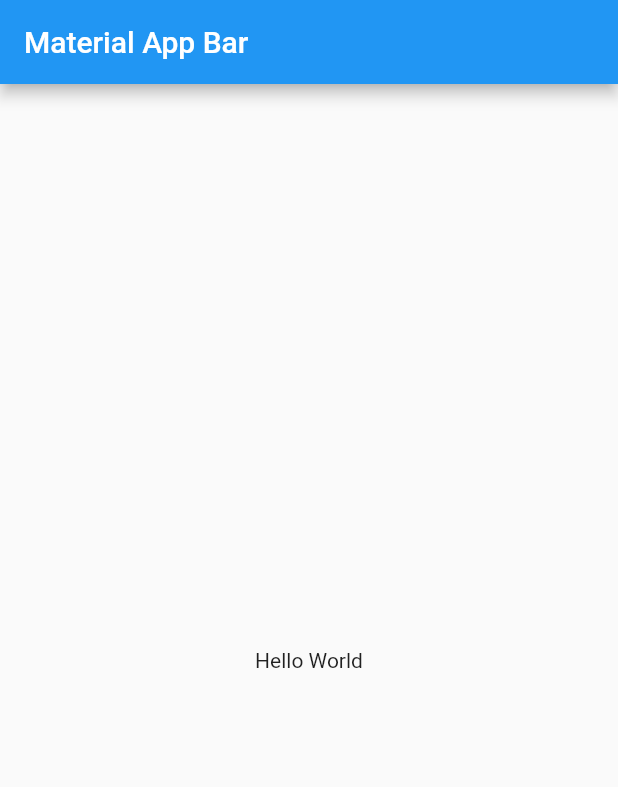
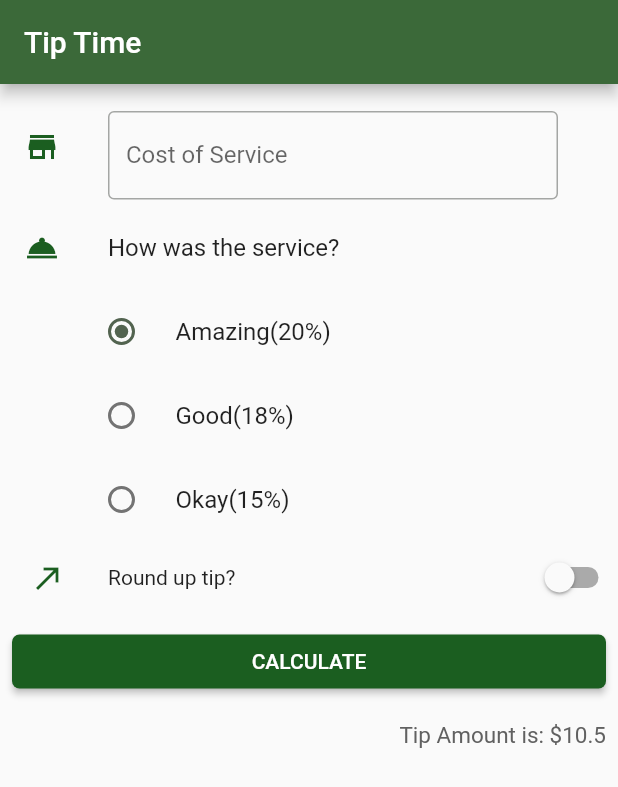
Before and after one commit to MikeGonzaBar/Aplicaciones-Moviles-Tarea-2, a Flutter app: the screen it shows after launch, on a phone screen of 412 x 824 dp. Shown: the top 787 px of the screen. Run offline on Flutter 3.47's test engine with Material 2 defaults, Android fonts, the phone set to English and light mode, and no system bars.

Commit message:
feat: added main components

```diff
--- a/lib/home_page.dart
+++ b/lib/home_page.dart
@@ -1,4 +1,7 @@
 import 'package:flutter/material.dart';
+import 'package:flutter/services.dart';
+
+enum QualityOfService { amazing, good, okay }
 
 class HomePage extends StatefulWidget {
   const HomePage({super.key});
@@ -8,15 +11,119 @@ class HomePage extends StatefulWidget {
 }
 
 class _HomePageState extends State<HomePage> {
+  QualityOfService? _character = QualityOfService.amazing;
+  double tip = 10.5;
+  bool isSwitched = false;
   @override
   Widget build(BuildContext context) {
     return Scaffold(
-      appBar: AppBar(
-        title: const Text('Material App Bar'),
-      ),
-      body: const Center(
-        child: Text('Hello World'),
-      ),
+        appBar: AppBar(
+          title: const Text('Tip Time'),
+        ),
+        body: ListView(
+          children: [
+            const SizedBox(
+              height: 14,
+            ),
+            ListTile(
+              leading: const Icon(Icons.store),
+              title: Padding(
+                padding: const EdgeInsets.only(right: 24),
+                child: TextField(
+                  obscureText: true,
+                  decoration: const InputDecoration(
+                    border: OutlineInputBorder(),
+                    labelText: 'Cost of Service',
+                  ),
+                  keyboardType: TextInputType.number,
+                  inputFormatters: <TextInputFormatter>[
+                    FilteringTextInputFormatter.digitsOnly
+                  ],
+                ),
+              ),
+            ),
+            const ListTile(
+              leading: Icon(Icons.room_service),
+              title: Text("How was the service?"),
+            ),
+            Column(
+              children: [
+                Padding(
+                  padding: const EdgeInsets.only(left: 45),
+                  child:
+                      qualityRadioBtn('Amazing(20%)', QualityOfService.amazing),
+                ),
+                Padding(
+                  padding: const EdgeInsets.only(left: 45),
+                  child: qualityRadioBtn('Good(18%)', QualityOfService.good),
+                ),
+                Padding(
+                  padding: const EdgeInsets.only(left: 45),
+                  child: qualityRadioBtn('Okay(15%)', QualityOfService.okay),
+                ),
+              ],
+            ),
+            Row(
+              children: [
+                Padding(
+                  padding: const EdgeInsets.only(left: 20, right: 28),
+                  child: Icon(
+                    Icons.call_made,
+                    color: Colors.green[900],
+                  ),
+                ),
+                Text("Round up tip?"),
+                Expanded(
+                  child: Container(),
+                ),
+                Switch(
+                  value: isSwitched,
+                  onChanged: (value) {
+                    setState(() {
+                      isSwitched = value;
+                      print(isSwitched);
+                    });
+                  },
+                ),
+              ],
+            ),
+            Padding(
+              padding: const EdgeInsets.all(8.0),
+              child: MaterialButton(
+                onPressed: () {},
+                color: Colors.green[900],
+                shape: RoundedRectangleBorder(
+                  borderRadius: BorderRadius.circular(5), // <-- Radius
+                ),
+                child: Text(
+                  "CALCULATE",
+                  style: TextStyle(color: Colors.white),
+                ),
+              ),
+            ),
+            Padding(
+              padding: const EdgeInsets.all(8.0),
+              child: Text(
+                "Tip Amount is: \$${tip}",
+                style: TextStyle(color: Colors.grey[700], fontSize: 15),
+                textAlign: TextAlign.right,
+              ),
+            )
+          ],
+        ));
+  }
+
+  RadioListTile<QualityOfService> qualityRadioBtn(
+      String title, QualityOfService qosvalue) {
+    return RadioListTile<QualityOfService>(
+      title: Text(title),
+      value: qosvalue,
+      groupValue: _character,
+      onChanged: (QualityOfService? value) {
+        setState(() {
+          _character = value;
+        });
+      },
     );
   }
 }
--- a/lib/main.dart
+++ b/lib/main.dart
@@ -9,8 +9,13 @@ class MyApp extends StatelessWidget {
   @override
   Widget build(BuildContext context) {
     return MaterialApp(
-      title: 'Material App',
-      home: HomePage(),
+      theme: ThemeData(
+        colorScheme: ColorScheme.fromSeed(seedColor: Colors.green),
+        listTileTheme: ListTileThemeData(
+          iconColor: Colors.green[900],
+        ),
+      ),
+      home: const HomePage(),
     );
   }
 }
```
